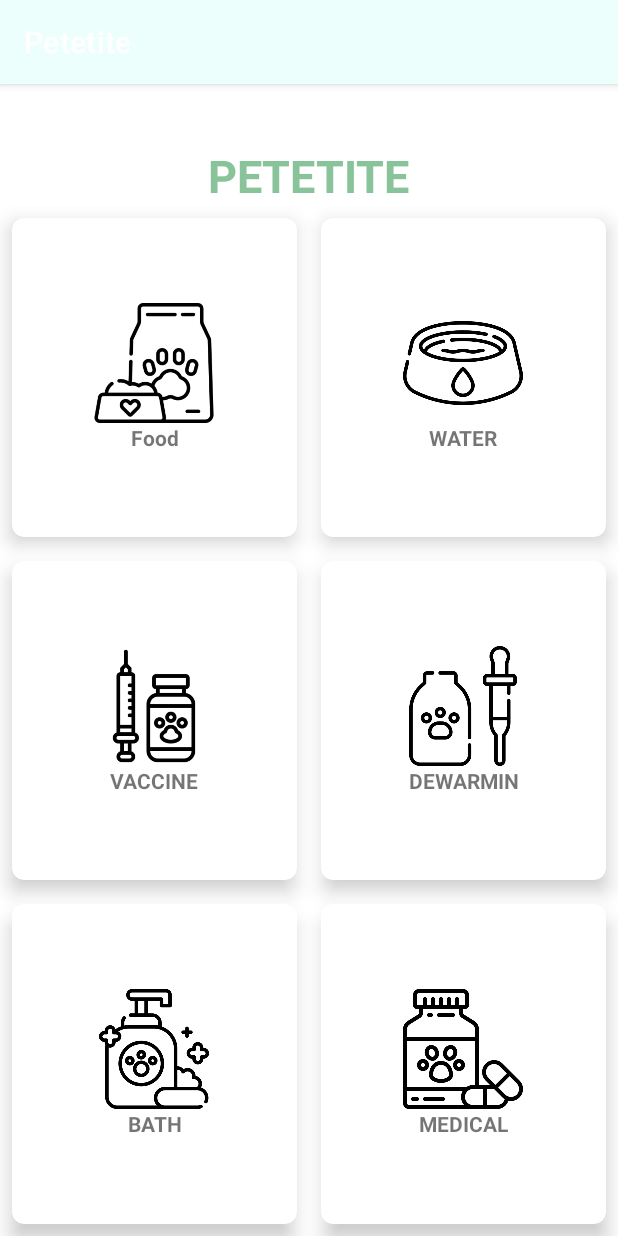
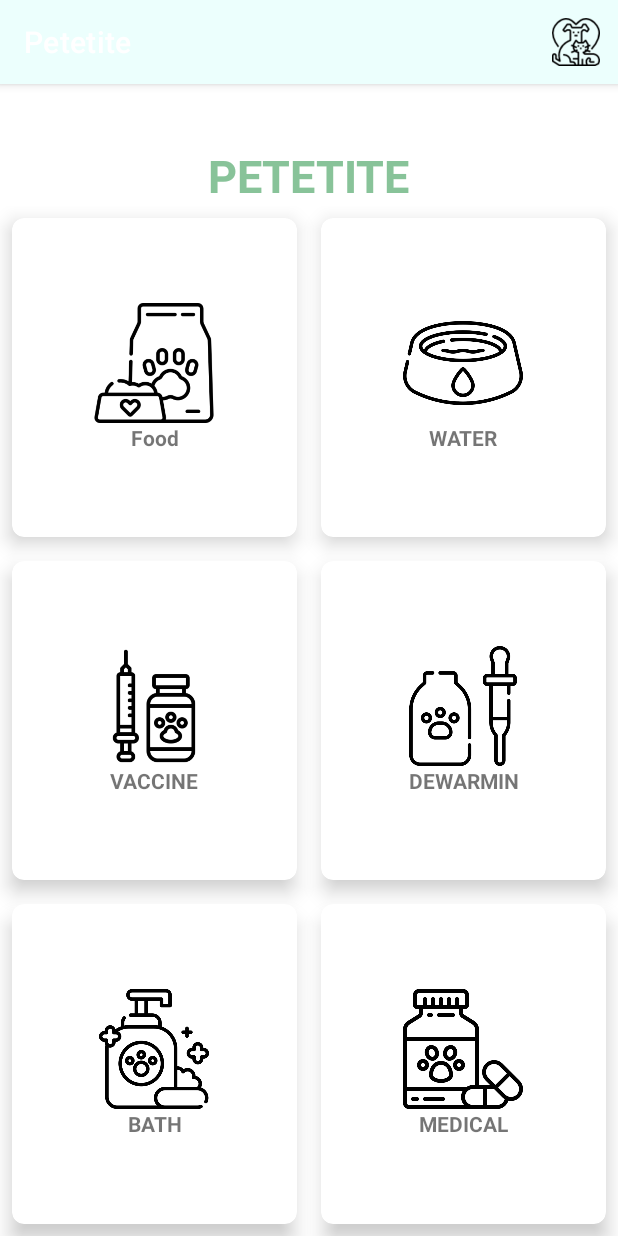
Before and after one commit to SDhawal/Petetite, an Android app: the MainActivity screen opened directly, with no data from a screen before it, on a phone screen of 412 x 824 dp. Run offline under Robolectric (Android 15) with nearby library versions, the phone set to English and light mode, and no system bars; our stand-ins replace Room's generated code; 1 statement that could not run was skipped.

Commit message:
Menu Done

```diff
--- /dev/null
+++ b/app/src/main/res/menu/main_activity_menu.xml
@@ -0,0 +1,27 @@
+<?xml version="1.0" encoding="utf-8"?>
+<menu xmlns:android="http://schemas.android.com/apk/res/android"
+    xmlns:app="http://schemas.android.com/apk/res-auto">
+    <item
+        android:title="Android"
+        android:id="@+id/appBarMenu_android"
+        app:showAsAction="always"
+        android:orderInCategory="10"
+        android:icon="@drawable/pet"
+        >
+    <menu>
+    <item
+        android:title="Edit Profile"
+        android:id="@+id/menu_editProfile"
+        android:orderInCategory="10"
+        />
+    <item
+        android:title="Logout"
+        android:id="@+id/menu_logout"
+        android:orderInCategory="20"
+        />
+
+
+    </menu>
+    </item>
+
+</menu>
```
Also changed, not shown: app/src/main/AndroidManifest.xml (+6 -7 lines), app/src/main/java/com/dhawal/petetite/EditProfileActivity.java (added, +14 -0 lines), app/src/main/java/com/dhawal/petetite/MainActivity.java (+25 -0 lines), app/src/main/res/layout/activity_edit_profile.xml (added, +9 -0 lines), app/src/main/res/drawable-v24/pet.png (added).
